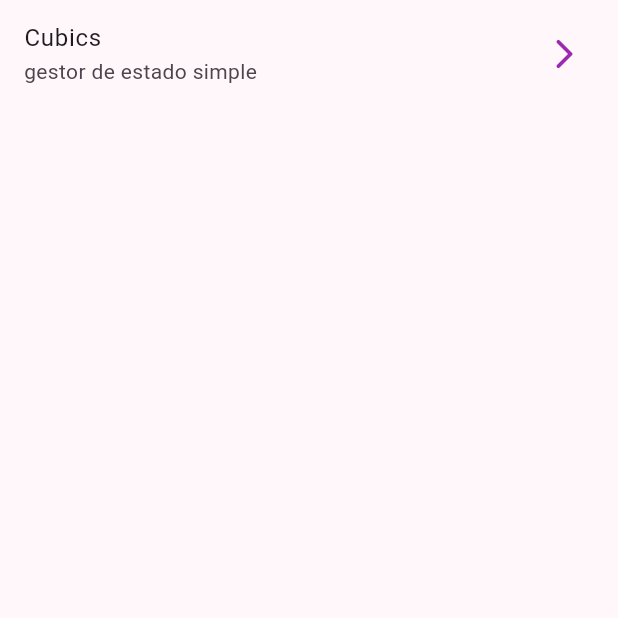
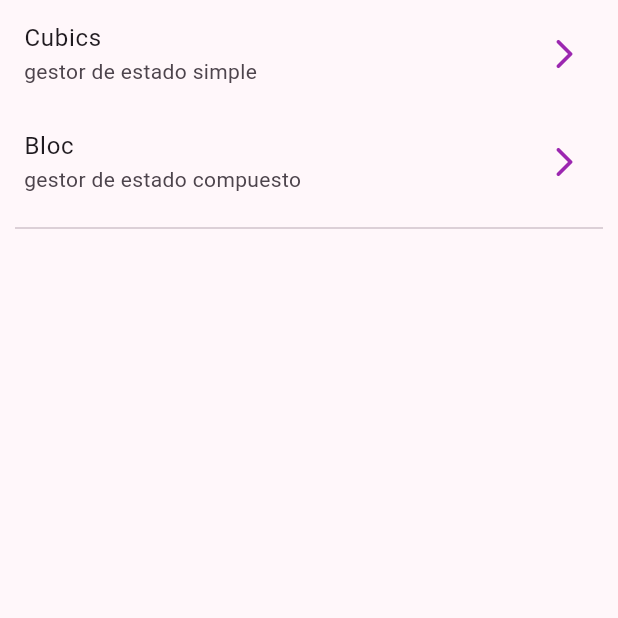
Before and after one commit to isamed92/flutterformsapp, a Flutter app: the screen it shows after launch, on a phone screen of 412 x 824 dp, the top half of it. Run offline on Flutter 3.47's test engine with Material 2 defaults, Android fonts, the phone set to English and light mode, and no system bars; our stand-ins replace equatable, flutter_bloc, go_router.

Commit message:
bloc added

```diff
--- a/lib/config/router/app_router.dart
+++ b/lib/config/router/app_router.dart
@@ -10,4 +10,8 @@ final appRouter = GoRouter(routes: [
     path: '/cubits',
     builder: (context, state) => const CubicCounterScreen(),
   ),
+  GoRoute(
+    path: '/bloc',
+    builder: (context, state) => const BlocCounterScreen(),
+  ),
 ]);
--- a/lib/presentation/screens/home_screen.dart
+++ b/lib/presentation/screens/home_screen.dart
@@ -14,6 +14,16 @@ class HomeScreen extends StatelessWidget {
             subtitle: const Text('gestor de estado simple'),
             trailing: const Icon(Icons.arrow_forward_ios_rounded),
             onTap: () => context.push('/cubits'),
+          ),
+          ListTile(
+            title: const Text('Bloc'),
+            subtitle: const Text('gestor de estado compuesto'),
+            trailing: const Icon(Icons.arrow_forward_ios_rounded),
+            onTap: () => context.push('/bloc'),
+          ),
+          const Padding(
+            padding: EdgeInsets.symmetric(horizontal: 10),
+            child: Divider(),
           )
         ],
       ),
```
Also changed, not shown: lib/presentation/blocs/counter_bloc/counter_bloc.dart (added, +23 -0 lines), lib/presentation/blocs/counter_bloc/counter_event.dart (added, +12 -0 lines), lib/presentation/blocs/counter_bloc/counter_state.dart (added, +17 -0 lines), lib/presentation/screens/bloc_counter_screen.dart (+32 -6 lines).
